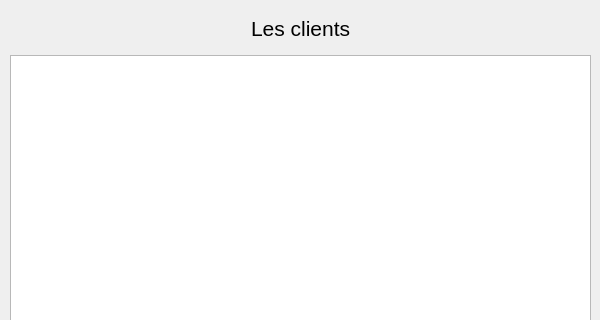
This is uilistclient.ui in TURKEYSTAR/Bank as Qt 5 draws it before an edit; both pictures show x 0 to 600 and y 0 to 320 of the 600 by 500 pixel window. The edited form follows.
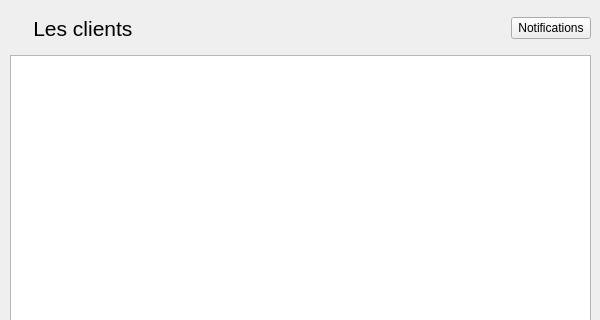
This is the edited form.

Patch:
```diff
--- a/uilistclient.ui
+++ b/uilistclient.ui
@@ -36,19 +36,6 @@
      </rect>
     </property>
     <layout class="QHBoxLayout" name="horizontalLayoutNorth">
-     <item>
-      <spacer name="horizontalSpacer">
-       <property name="orientation">
-        <enum>Qt::Horizontal</enum>
-       </property>
-       <property name="sizeHint" stdset="0">
-        <size>
-         <width>40</width>
-         <height>20</height>
-        </size>
-       </property>
-      </spacer>
-     </item>
      <item>
       <widget class="QLabel" name="labelTitle">
        <property name="font">
@@ -57,7 +44,7 @@
         </font>
        </property>
        <property name="text">
-        <string>Les clients</string>
+        <string>    Les clients</string>
        </property>
       </widget>
      </item>
@@ -74,6 +61,13 @@
        </property>
       </spacer>
      </item>
+     <item>
+      <widget class="QPushButton" name="pushButton">
+       <property name="text">
+        <string>Notifications</string>
+       </property>
+      </widget>
+     </item>
     </layout>
    </widget>
    <widget class="QWidget" name="horizontalLayoutWidget_Tableview">
```
Left out of the diff: 8 changed lines with no effect on the pictures.
